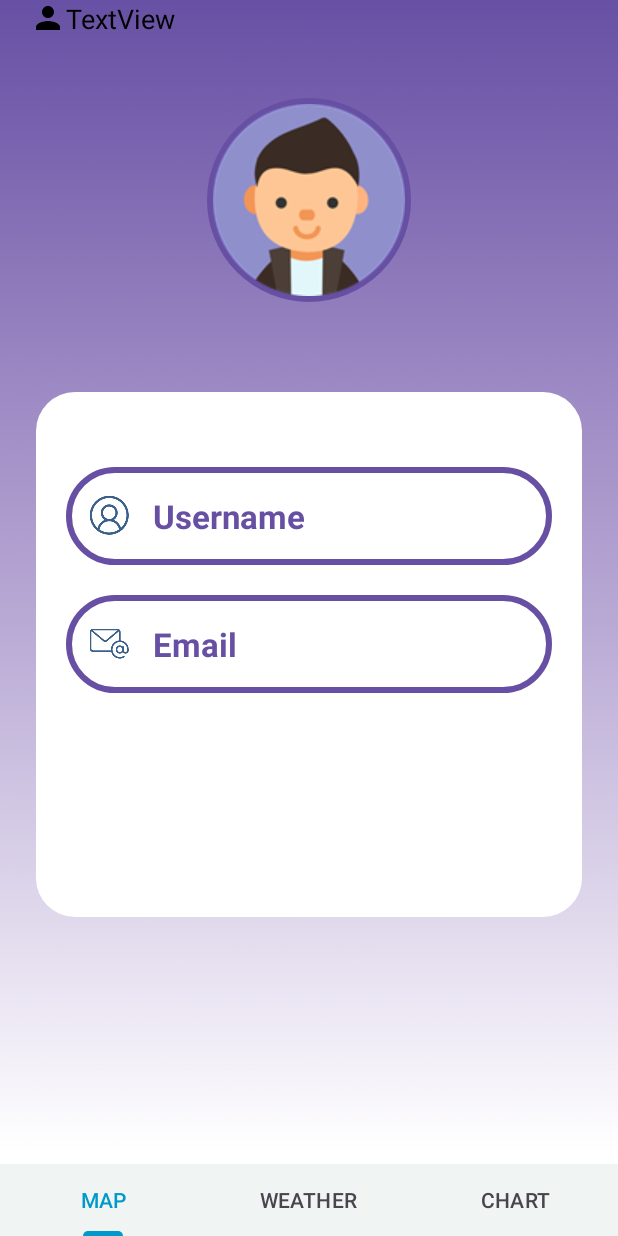
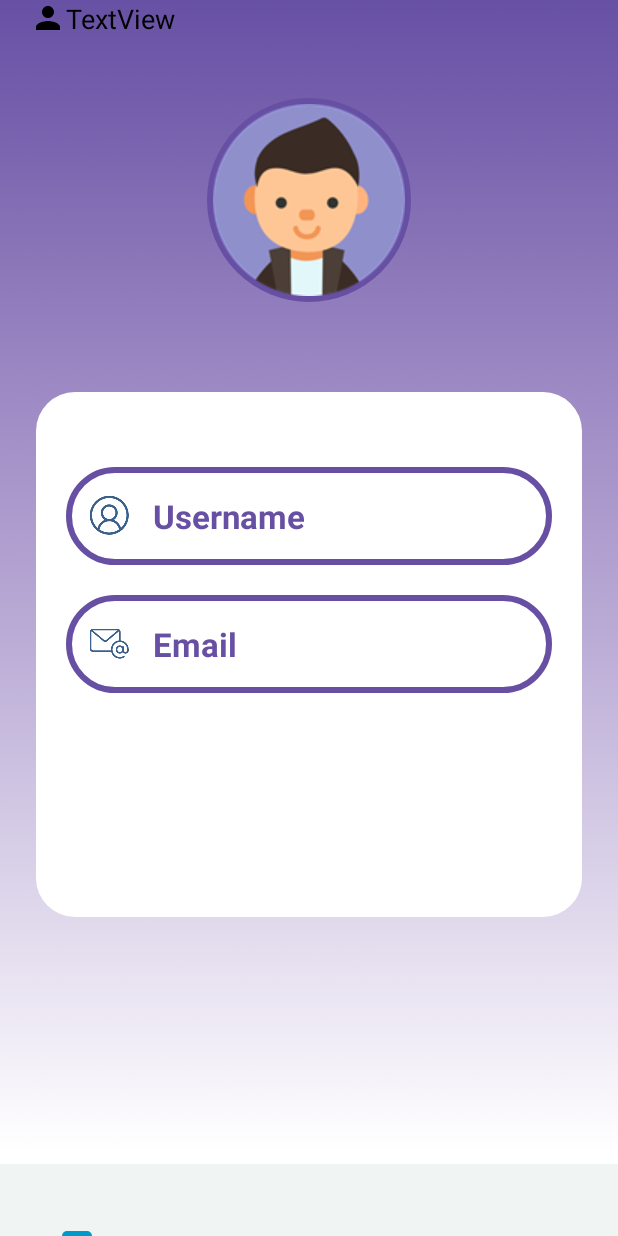
Before and after one commit to deannie2003/DoAn_CuoiKy, an Android app: the fragment Setting_Fragment placed in its activity, on a phone screen of 412 x 824 dp. Run offline under Robolectric (Android 15) with nearby library versions, the phone set to English and light mode, and no system bars; libraries missing offline, so code that uses them is left out: com.github.mikephil.charting, org.osmdroid.api, org.osmdroid.config, org.osmdroid.tileprovider, org.osmdroid.util and 1 more; plain views replace MapView; pictures from the network do not load; 24 statements that could not run were skipped.

Commit message:
update fragment

```diff
--- a/app/src/main/java/com/example/doanck/Main_dash_board_activity.java
+++ b/app/src/main/java/com/example/doanck/Main_dash_board_activity.java
@@ -3,47 +3,17 @@ package com.example.doanck;
 import androidx.appcompat.app.AppCompatActivity;
 
 import android.os.Bundle;
-import androidx.activity.result.ActivityResultCallback;
-import androidx.activity.result.ActivityResultLauncher;
-import androidx.activity.result.contract.ActivityResultContracts;
-import androidx.appcompat.app.AppCompatActivity;
+
 import androidx.fragment.app.FragmentStatePagerAdapter;
 import androidx.viewpager.widget.ViewPager;
+import com.google.android.material.tabs.TabLayout;
 
-import android.os.Bundle;
 import android.util.Log;
-import android.view.View;
-import android.widget.TextView;
-import android.widget.Toast;
 
 
 import com.example.doanck.ModelLogin.Username;
 import com.example.doanck.Model.Token;
-import com.google.android.material.bottomnavigation.BottomNavigationView;
-import com.google.android.material.tabs.TabLayout;
-import com.google.gson.Gson;
-import org.json.JSONArray;
-import org.json.JSONException;
-import org.json.JSONObject;
-import org.osmdroid.api.IMapController;
-import org.osmdroid.config.Configuration;
-import org.osmdroid.tileprovider.tilesource.TileSourceFactory;
-import org.osmdroid.util.BoundingBox;
-import org.osmdroid.util.GeoPoint;
-import org.osmdroid.views.CustomZoomButtonsController;
-import org.osmdroid.views.MapView;
-import org.osmdroid.views.overlay.Marker;
-import org.osmdroid.views.overlay.compass.CompassOverlay;
-import org.osmdroid.views.overlay.compass.InternalCompassOrientationProvider;
-import org.osmdroid.views.overlay.gestures.RotationGestureOverlay;
 
-import java.util.ArrayList;
-import java.util.Objects;
-
-import retrofit2.Call;
-import retrofit2.Callback;
-import retrofit2.Response;
-import com.example.doanck.Model.Token;
 public class Main_dash_board_activity extends AppCompatActivity {
     private TabLayout tabLayout;
     private ViewPager viewPager;
@@ -53,7 +23,7 @@ public class Main_dash_board_activity extends AppCompatActivity {
     protected void onCreate(Bundle savedInstanceState) {
         super.onCreate(savedInstanceState);
         setContentView(R.layout.activity_main_dash_board);
-        Getelement();
+        getElement();
 
         String token = getIntent().getStringExtra("token");
         Token.SetToken(token);
@@ -70,7 +40,7 @@ public class Main_dash_board_activity extends AppCompatActivity {
         viewPager.setOffscreenPageLimit(4);
         tabLayout.setupWithViewPager(viewPager);
     }
-    private void Getelement(){
+    private void getElement(){
        tabLayout = findViewById(R.id.tabLayout);
        viewPager = findViewById(R.id.viewPager);
     }
--- a/app/src/main/java/com/example/doanck/Setting_Fragment.java
+++ b/app/src/main/java/com/example/doanck/Setting_Fragment.java
@@ -62,11 +62,6 @@ public class Setting_Fragment extends Fragment {
                              Bundle savedInstanceState) {
         // Inflate the layout for this fragment
         View view =  inflater.inflate(R.layout.fragment_setting_, container, false);
-        userName = view.findViewById(R.id.user_name);
-        Email = view.findViewById(R.id.email);
-
-        userName.setText(Username.getName().toString());
-        Email.setText(Username.getEmail().toString());
         return  view;
     }
 }
--- a/app/src/main/java/com/example/doanck/ViewPageFragment.java
+++ b/app/src/main/java/com/example/doanck/ViewPageFragment.java
@@ -24,50 +24,44 @@ public class ViewPageFragment extends FragmentPagerAdapter {
     @NonNull
     @Override
     public Fragment getItem(int position) {
+        Fragment fragment;
         switch (position){
             case 0:{
-                return new Map_Fragment();
+                fragment = new Map_Fragment();
+                fragment.setArguments(createBundleForIcon(R.drawable.baseline_home_24));
+                break;
             }
             case 1:{
-                return new Weather_Fragment();
+                fragment = new Weather_Fragment();
+                fragment.setArguments(createBundleForIcon(R.drawable.baseline_home_24));
+                break;
             }
             case 2:{
-                return new Chart_Fragment();
+                fragment = new Chart_Fragment();
+                fragment.setArguments(createBundleForIcon(R.drawable.baseline_home_24));
+                break;
             }
             case 3:{
-                return new Setting_Fragment();
+                fragment = new Setting_Fragment();
+                fragment.setArguments(createBundleForIcon(R.drawable.ic_settings_24dp));
+                break;
             }
             default:
-                return  new Map_Fragment();
+                fragment = new Map_Fragment();
+                break;
         }
+        return fragment;
     }
 
     @Override
     public int getCount() {
-        return 3;
+        return 4;
     }
 
-    @Nullable
-    @Override
-    public CharSequence getPageTitle(int position) {
-        String title="";
-        switch (position){
-            case 0:{
-                title="MAP";
-                break;
-            }
-            case 1:{
-                title="WEATHER";
-                break;
-            }
-            case 2:{
-                title="CHART";
-                break;
-            }
-            case 3:{
-                title="SETTING";
-            }
-        }
-        return title;
-    }
+//    @Nullable
+        private Bundle createBundleForIcon(int iconResource) {
+       Bundle bundle = new Bundle();
+       bundle.putInt("icon", iconResource);
+       return bundle;
+      }
 }
```
